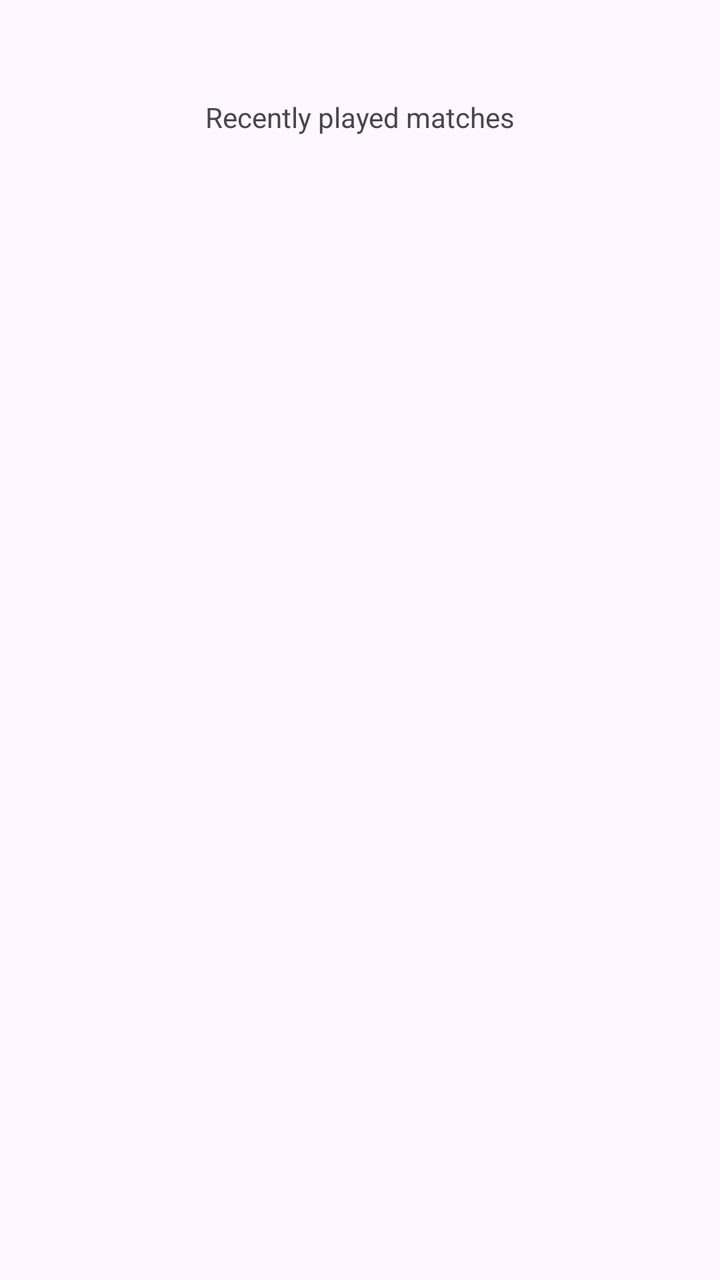
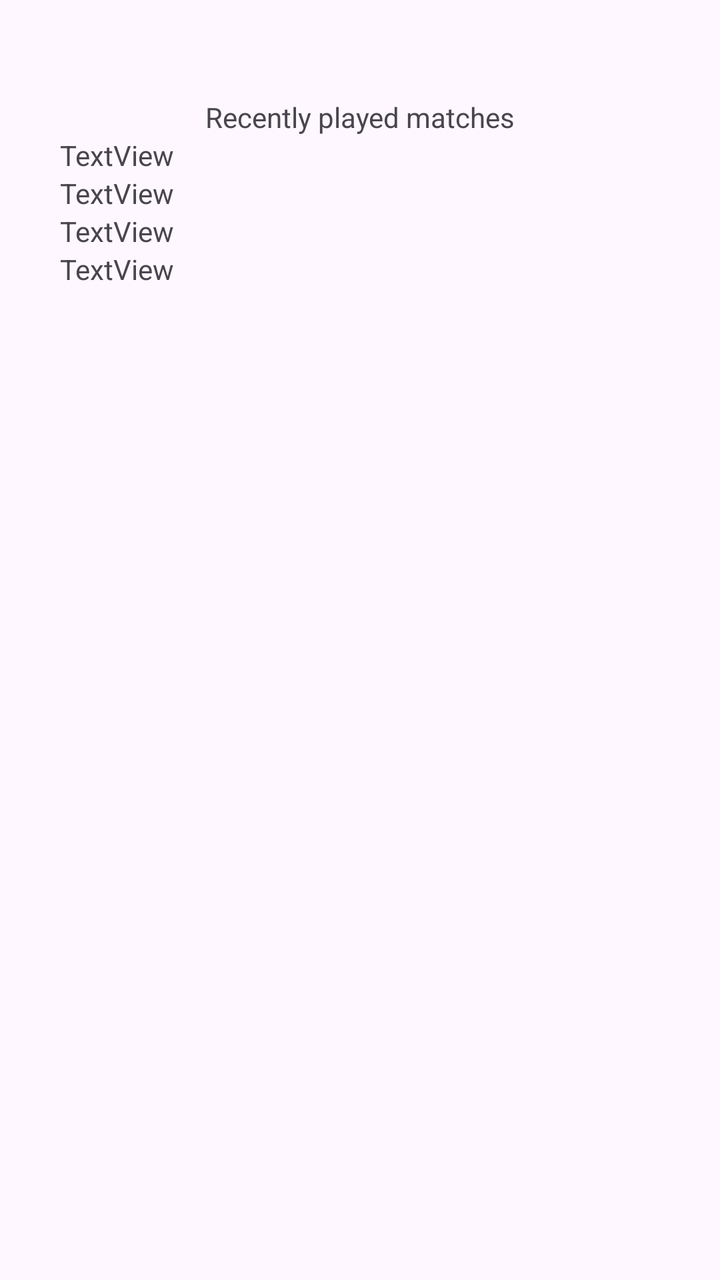

Two renders of the same Android screen: before a commit and after it. Below are the layout's source before the change and the commit's diff.
<!-- AndroidManifest.xml: application theme Theme.LoLTracker -->
<!-- res/layout/fragment_profile_stat.xml -->
<androidx.constraintlayout.widget.ConstraintLayout xmlns:android="http://schemas.android.com/apk/res/android"
    android:layout_width="match_parent"
    android:layout_height="match_parent"
    xmlns:tools="http://schemas.android.com/tools"
    tools:context=".ui.ProfileStatFragment">


    <ScrollView
        android:layout_width="match_parent"
        android:layout_height="match_parent">

            <LinearLayout
                android:layout_width="match_parent"
                android:layout_height="match_parent"
                android:orientation="vertical"
                android:layout_marginLeft="30dp"
                android:layout_marginRight="30dp"
                android:layout_marginTop="30dp">

                <TextView
                    android:id="@+id/displayAccountView"
                    android:layout_width="match_parent"
                    android:layout_height="wrap_content"
                    android:gravity="center"
                    android:text="" />

                <TextView
                    android:id="@+id/recentPlayView"
                    android:layout_width="match_parent"
                    android:layout_height="wrap_content"
                    android:gravity="center"
                    android:text="@string/account_display_head"/>
                <TextView
                    android:id="@+id/recentGames"
                    android:layout_width="match_parent"
                    android:layout_height="match_parent"
                    android:gravity="center"
                    android:text=""
                    />

            </LinearLayout>
    </ScrollView>

</androidx.constraintlayout.widget.ConstraintLayout>
<!-- resources referenced by this layout -->
<resources>
  <string name="account_display_head">Recently played matches</string>
  <style name="Theme.LoLTracker" parent="Base.Theme.LoLTracker" />
  <style name="Base.Theme.LoLTracker" parent="Theme.Material3.DayNight.NoActionBar">
          <item name="colorPrimary">#0153B9</item>
          <item name="colorOnPrimary">#FFFFFF</item>
  
          <item name="colorSecondary">#DEA21B</item>
          <item name="colorOnSecondary">#000000</item>
      </style>
</resources>

<!-- the commit's change to res/layout/fragment_profile_stat.xml (unified diff, before → after) -->
@@ -30,13 +30,38 @@
                     android:layout_height="wrap_content"
                     android:gravity="center"
                     android:text="@string/account_display_head"/>
+
+                
+                <TextView
+                    android:id="@+id/tempTextView"
+                    android:layout_width="match_parent"
+                    android:layout_height="wrap_content"
+                    android:text="TextView" />
+
+                <TextView
+                    android:id="@+id/tempTextView2"
+                    android:layout_width="match_parent"
+                    android:layout_height="wrap_content"
+                    android:text="TextView" />
+
+                <TextView
+                    android:id="@+id/tempTextView3"
+                    android:layout_width="match_parent"
+                    android:layout_height="wrap_content"
+                    android:text="TextView" />
+
+                <TextView
+                    android:id="@+id/tempTextView4"
+                    android:layout_width="match_parent"
+                    android:layout_height="wrap_content"
+                    android:text="TextView" />
+
                 <TextView
                     android:id="@+id/recentGames"
                     android:layout_width="match_parent"
                     android:layout_height="match_parent"
                     android:gravity="center"
-                    android:text=""
-                    />
+                    android:text="" />
 
             </LinearLayout>
     </ScrollView>
